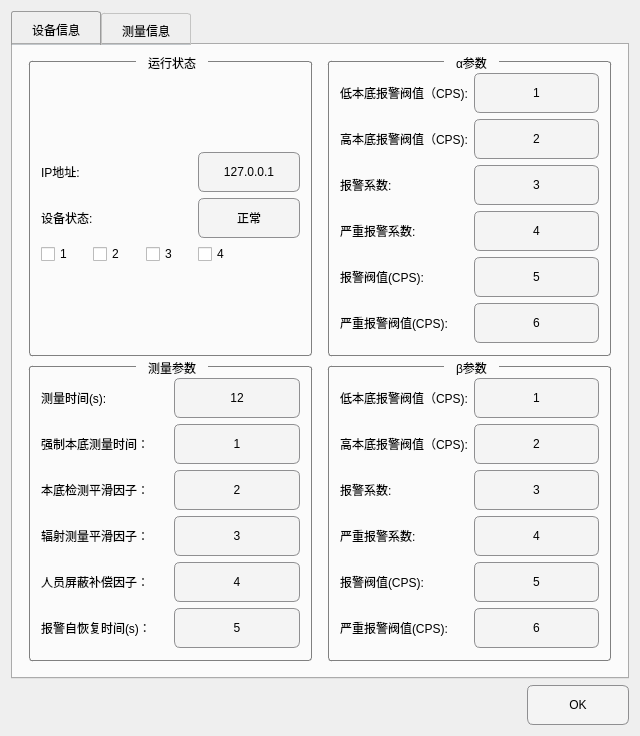
Qt form Demo/desystemconfigwidget.ui (13438120136/XDemo) before a commit.
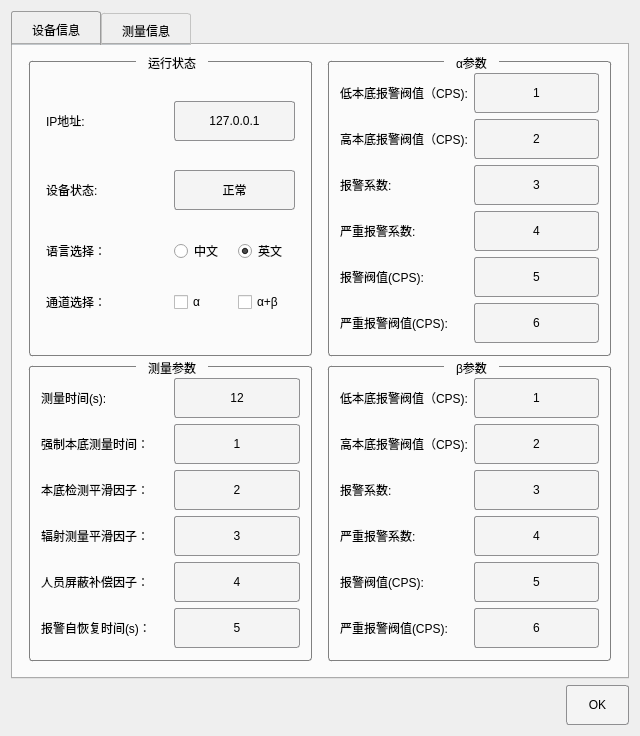
The same form after that commit. Custom widgets are drawn as their Qt base class.

Diff of the .ui file:
```diff
--- a/Demo/desystemconfigwidget.ui
+++ b/Demo/desystemconfigwidget.ui
@@ -16,7 +16,7 @@
   <property name="styleSheet">
    <string notr="true">QDateEdit
 {
-   min-height:30px;
+   min-height:38px;
    border:1px solid gray;
    padding: 0px;
    font: 16pt &quot;新宋体&quot;;
@@ -41,7 +41,11 @@
 QLabel
 {
 font: 12pt &quot;新宋体&quot;;
-min-width:60px;
+}
+
+QRadioButton
+{
+font: 12pt &quot;新宋体&quot;;
 }
 
 QCheckBox
@@ -84,8 +88,8 @@
 	font: 14pt &quot;新宋体&quot;;
 	background-color: rgb(244, 244, 244);
      border: 1px solid #8f8f91;
-     border-radius: 6px;
-     min-width: 100px;
+     border-radius: 3px;
+     min-width: 61px;
      min-height: 38px;
  }
 
@@ -170,74 +174,92 @@
                <property name="title">
                 <string>运行状态</string>
                </property>
-               <layout class="QGridLayout" name="gridLayout_5">
-                <property name="margin">
-                 <number>6</number>
-                </property>
+               <layout class="QGridLayout" name="gridLayout_20">
                 <item row="0" column="0">
+                 <widget class="QLabel" name="label">
+                  <property name="text">
+                   <string>IP地址:</string>
+                  </property>
+                 </widget>
+                </item>
+                <item row="0" column="1">
+                 <widget class="QPushButton" name="ipEdit">
+                  <property name="text">
+                   <string>127.0.0.1</string>
+                  </property>
+                  <property name="flat">
+                   <bool>true</bool>
+                  </property>
+                  <attribute name="buttonGroup">
+                   <string notr="true">buttonGroup</string>
+                  </attribute>
+                 </widget>
+                </item>
+                <item row="1" column="0">
+                 <widget class="QLabel" name="label_2">
+                  <property name="text">
+                   <string>设备状态:</string>
+                  </property>
+                 </widget>
+                </item>
+                <item row="1" column="1">
+                 <widget class="QPushButton" name="pushButton_4">
+                  <property name="text">
+                   <string>正常</string>
+                  </property>
+                  <property name="flat">
+                   <bool>true</bool>
+                  </property>
+                 </widget>
+                </item>
+                <item row="2" column="0">
+                 <widget class="QLabel" name="label_24">
+                  <property name="text">
+                   <string>语言选择：</string>
+                  </property>
+                 </widget>
+                </item>
+                <item row="2" column="1">
                  <layout class="QGridLayout" name="gridLayout">
-                  <item row="2" column="2">
-                   <widget class="QCheckBox" name="checkBox_3">
+                  <item row="0" column="0">
+                   <widget class="QRadioButton" name="radioButton">
                     <property name="text">
-                     <string>3</string>
+                     <string>中文</string>
                     </property>
                    </widget>
                   </item>
-                  <item row="2" column="1">
-                   <widget class="QCheckBox" name="checkBox_2">
+                  <item row="0" column="1">
+                   <widget class="QRadioButton" name="radioButton_2">
                     <property name="text">
-                     <string>2</string>
+                     <string>英文</string>
                     </property>
+                    <property name="checked">
+                     <bool>true</bool>
+                    </property>
                    </widget>
                   </item>
-                  <item row="2" column="0">
+                 </layout>
+                </item>
+                <item row="3" column="0">
+                 <widget class="QLabel" name="label_25">
+                  <property name="text">
+                   <string>通道选择：</string>
+                  </property>
+                 </widget>
+                </item>
+                <item row="3" column="1">
+                 <layout class="QGridLayout" name="gridLayout_5">
+                  <item row="0" column="0">
                    <widget class="QCheckBox" name="checkBox">
                     <property name="text">
-                     <string>1</string>
+                     <string>α</string>
                     </property>
                    </widget>
                   </item>
-                  <item row="1" column="0" colspan="3">
-                   <widget class="QLabel" name="label_2">
+                  <item row="0" column="1">
+                   <widget class="QCheckBox" name="checkBox_2">
                     <property name="text">
-                     <string>设备状态:</string>
-                    </property>
-                   </widget>
-                  </item>
-                  <item row="0" column="0" colspan="3">
-                   <widget class="QLabel" name="label">
-                    <property name="text">
-                     <string>IP地址:</string>
-                    </property>
-                   </widget>
-                  </item>
-                  <item row="2" column="3">
-                   <widget class="QCheckBox" name="checkBox_4">
-                    <property name="text">
-                     <string>4</string>
-                    </property>
-                   </widget>
-                  </item>
-                  <item row="0" column="3">
-                   <widget class="QPushButton" name="ipEdit">
-                    <property name="text">
-                     <string>127.0.0.1</string>
-                    </property>
-                    <property name="flat">
-                     <bool>true</bool>
-                    </property>
-                    <attribute name="buttonGroup">
-                     <string notr="true">buttonGroup</string>
-                    </attribute>
-                   </widget>
-                  </item>
-                  <item row="1" column="3">
-                   <widget class="QPushButton" name="pushButton_4">
-                    <property name="text">
-                     <string>正常</string>
-                    </property>
-                    <property name="flat">
-                     <bool>true</bool>
+                     <string>α+β</string>
                     </property>
                    </widget>
                   </item>
```
Left out of the diff: 35 changed lines with no effect on the pictures.
